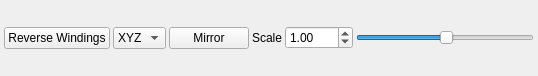
First picture: the form in tools/wmit/TransformDock.ui, repository cybersphinx/wzgraphicsmods, before the edit.
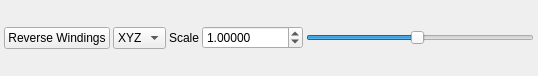
Second picture: the form after the edit.

The edit to the form file:
```diff
--- a/tools/wmit/TransformDock.ui
+++ b/tools/wmit/TransformDock.ui
@@ -18,7 +18,7 @@
   </property>
   <property name="minimumSize">
    <size>
-    <width>409</width>
+    <width>424</width>
     <height>56</height>
    </size>
   </property>
@@ -97,19 +97,6 @@
       </item>
      </widget>
     </item>
-    <item>
-     <widget class="QPushButton" name="pushButton">
-      <property name="sizePolicy">
-       <sizepolicy hsizetype="Maximum" vsizetype="Fixed">
-        <horstretch>0</horstretch>
-        <verstretch>0</verstretch>
-       </sizepolicy>
-      </property>
-      <property name="text">
-       <string>Mirror</string>
-      </property>
-     </widget>
-    </item>
     <item>
      <widget class="QLabel" name="label">
       <property name="sizePolicy">
@@ -131,11 +118,17 @@
         <verstretch>0</verstretch>
        </sizepolicy>
       </property>
+      <property name="decimals">
+       <number>5</number>
+      </property>
       <property name="minimum">
-       <double>-100.000000000000000</double>
+       <double>-10000.000000000000000</double>
       </property>
       <property name="maximum">
-       <double>100.000000000000000</double>
+       <double>10000.000000000000000</double>
+      </property>
+      <property name="singleStep">
+       <double>0.250000000000000</double>
       </property>
       <property name="value">
        <double>1.000000000000000</double>
@@ -145,13 +138,13 @@
     <item>
      <widget class="QSlider" name="horizontalSlider">
       <property name="minimum">
-       <number>-50</number>
+       <number>-256</number>
       </property>
       <property name="maximum">
-       <number>50</number>
+       <number>256</number>
       </property>
       <property name="value">
-       <number>1</number>
+       <number>-7</number>
       </property>
       <property name="orientation">
        <enum>Qt::Horizontal</enum>
```
Left out of the diff: 2 changed lines with no effect on the pictures.
